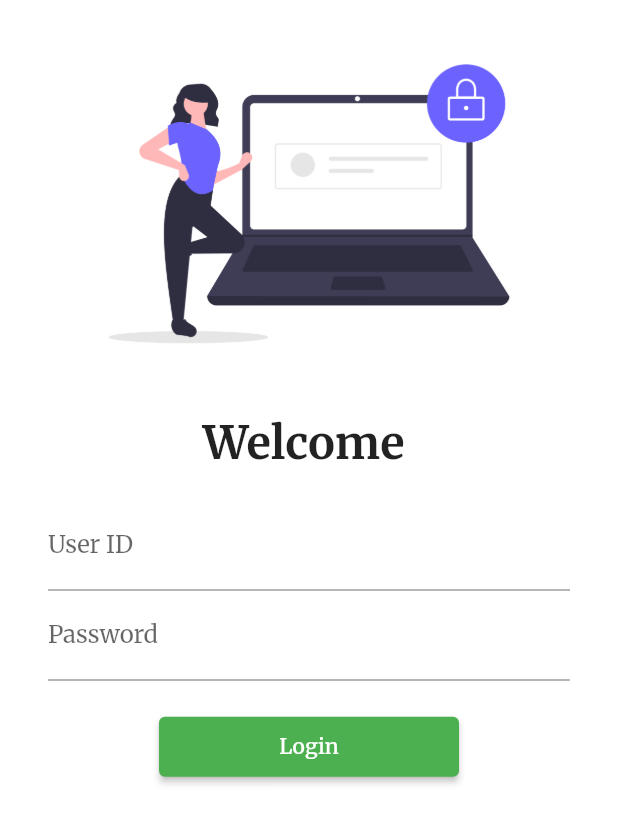
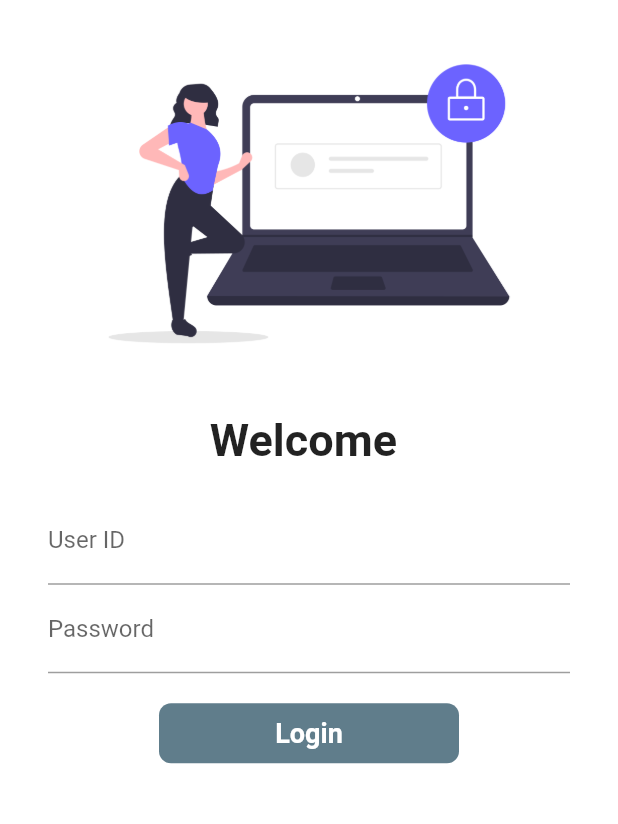
Before and after one commit to ahmer-najam/flutter_app1, a Flutter app: the LoginPage screen opened by its route, on a phone screen of 412 x 824 dp. Shown: the top 824 px of the screen. Run offline on Flutter 3.47's test engine with Material 2 defaults, Android fonts, the phone set to English and light mode, and no system bars; our stand-ins replace google_fonts; network calls fail; statements that could not run were skipped; key blocks and very long unbroken strings in the code were emptied for the run.

Commit message:
2021.06.08.001

```diff
--- a/lib/pages/LoginPage.dart
+++ b/lib/pages/LoginPage.dart
@@ -10,10 +10,25 @@ class LoginPage extends StatefulWidget {
 
 class _LoginPageState extends State<LoginPage> {
   String myName = "";
+  bool changeButton = false;
+  final _formKey = GlobalKey<FormState>();
+
+  moveToHome(BuildContext context) async {
+    if (_formKey.currentState!.validate()) {
+      setState(() {
+        changeButton = true;
+      });
+
+      await Future.delayed(Duration(seconds: 1));
+      await Navigator.pushNamed(context, MyRoutes.homeRoute);
+      setState(() {
+        changeButton = false;
+      });
+    }
+  }
 
   @override
   Widget build(BuildContext context) {
-
     return Material(
         color: Colors.white,
         child: Padding(
@@ -34,34 +49,71 @@ class _LoginPageState extends State<LoginPage> {
               SizedBox(
                 height: 20,
               ),
-              Column(
+              Form(
+                key: _formKey,
+                child: Column(
                   children: [
                     TextFormField(
                       decoration: InputDecoration(
                           hintText: "Enter User ID", labelText: "User ID"),
                       onChanged: (value) {
                         myName = value;
-                      setState(() {
+                        setState(() {});
+                      },
+                      validator: (value) {
+                        if (value!.isEmpty) {
+                          return "User ID should be entered";
+                        }
 
-                      });
+                        return null;
                       },
                     ),
                     TextFormField(
                       obscureText: true,
+                      validator: (value) {
+                        if (value!.isEmpty) {
+                          return "Password should be entered";
+                        } else if (value.length < 6) {
+                          return "Password length should be at least 6";
+                        }
+
+                        return null;
+                      },
                       decoration: InputDecoration(
                           hintText: "Enter Password", labelText: "Password"),
                     ),
                     SizedBox(
                       height: 20,
                     ),
-                  ElevatedButton(
-                    onPressed: () {
-                      Navigator.pushNamed(context, MyRoutes.homeRoute);
-                    },
-                    child: Text("Login"),
-                    style: TextButton.styleFrom(minimumSize: Size(200, 40)),
+                    Material(
+                      color: Colors.blueGrey,
+                      borderRadius:
+                          BorderRadius.circular(changeButton ? 20 : 8),
+                      child: InkWell(
+                        splashColor: Colors.red,
+                        onTap: () => moveToHome(context),
+                        child: AnimatedContainer(
+                          duration: Duration(seconds: 1),
+                          width: changeButton ? 50 : 200,
+                          height: 40,
+                          alignment: Alignment.center,
+                          child: changeButton
+                              ? Icon(
+                                  Icons.done,
+                                  color: Colors.white,
+                                )
+                              : Text(
+                                  "Login",
+                                  style: TextStyle(
+                                      color: Colors.white,
+                                      fontSize: 18,
+                                      fontWeight: FontWeight.bold),
                                 ),
+                        ),
+                      ),
+                    )
                   ],
+                ),
               ),
             ]),
           ),
--- /dev/null
+++ b/lib/widgets/Theme.dart
@@ -0,0 +1,13 @@
+import 'package:flutter/material.dart';
+import 'package:google_fonts/google_fonts.dart';
+
+class MyTheme {
+  static ThemeData lightTheme(BuildContext context) => ThemeData(
+      primarySwatch: Colors.blueGrey,
+      fontFamily: GoogleFonts.merriweather().fontFamily,
+      appBarTheme: AppBarTheme(color: Colors.blueGrey),
+      textTheme: Theme.of(context).textTheme);
+
+  static ThemeData darkTheme(BuildContext context) =>
+      ThemeData(brightness: Brightness.dark);
+}
--- a/pubspec.yaml
+++ b/pubspec.yaml
@@ -46,6 +46,7 @@ flutter:
   # To add assets to your application, add an assets section, like this:
   assets:
     - assets/images/
+    - assets/files/
   #   - images/a_dot_burr.jpeg
   #   - images/a_dot_ham.jpeg
 
```
Also changed, not shown: assets/files/catalog.json (added, +68 -0 lines), lib/main.dart (+6 -4 lines), lib/models/ProductModel.dart (added, +55 -0 lines), lib/pages/HomePage.dart (+43 -5 lines), lib/widgets/Drawer.dart (added, +51 -0 lines), lib/widgets/ProductItemWidget.dart (added, +33 -0 lines). Lines whose indentation alone changed are shown as unchanged.
